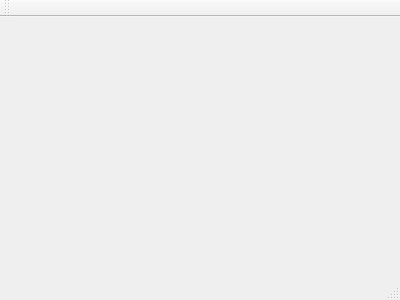
Qt form AbstractFactory/AbstractFactory/mainwindow.ui (liyoung1992/demos-c-) before a commit.
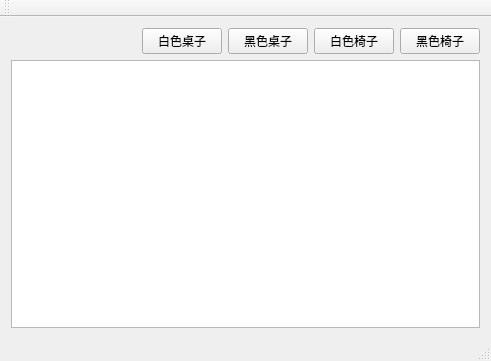
The same form after that commit.

The edit to the form file:
```diff
--- a/AbstractFactory/AbstractFactory/mainwindow.ui
+++ b/AbstractFactory/AbstractFactory/mainwindow.ui
@@ -1,24 +1,90 @@
 <ui version="4.0">
  <class>MainWindow</class>
- <widget class="QMainWindow" name="MainWindow" >
-  <property name="geometry" >
+ <widget class="QMainWindow" name="MainWindow">
+  <property name="geometry">
    <rect>
     <x>0</x>
     <y>0</y>
-    <width>400</width>
-    <height>300</height>
+    <width>491</width>
+    <height>361</height>
    </rect>
   </property>
   <property name="windowTitle" >
    <string>MainWindow</string>
   </property>
-  <widget class="QMenuBar" name="menuBar" />
-  <widget class="QToolBar" name="mainToolBar" />
-  <widget class="QWidget" name="centralWidget" />
-  <widget class="QStatusBar" name="statusBar" />
+  <widget class="QWidget" name="centralWidget">
+   <layout class="QVBoxLayout" name="verticalLayout">
+    <item>
+     <layout class="QHBoxLayout" name="horizontalLayout">
+      <item>
+       <spacer name="horizontalSpacer">
+        <property name="orientation">
+         <enum>Qt::Horizontal</enum>
+        </property>
+        <property name="sizeHint" stdset="0">
+         <size>
+          <width>40</width>
+          <height>20</height>
+         </size>
+        </property>
+       </spacer>
+      </item>
+      <item>
+       <widget class="QPushButton" name="whiteTableBtn">
+        <property name="text">
+         <string>白色桌子</string>
+        </property>
+       </widget>
+      </item>
+      <item>
+       <widget class="QPushButton" name="blackTableBtn">
+        <property name="text">
+         <string>黑色桌子</string>
+        </property>
+       </widget>
+      </item>
+      <item>
+       <widget class="QPushButton" name="whitechairBtn">
+        <property name="text">
+         <string>白色椅子</string>
+        </property>
+       </widget>
+      </item>
+      <item>
+       <widget class="QPushButton" name="blackchairBtn">
+        <property name="text">
+         <string>黑色椅子</string>
+        </property>
+       </widget>
+      </item>
+     </layout>
+    </item>
+    <item>
+     <widget class="QTextBrowser" name="textBrowser"/>
+    </item>
+   </layout>
+  </widget>
+  <widget class="QMenuBar" name="menuBar">
+   <property name="geometry">
+    <rect>
+     <x>0</x>
+     <y>0</y>
+     <width>491</width>
+     <height>23</height>
+    </rect>
+   </property>
+  </widget>
+  <widget class="QToolBar" name="mainToolBar">
+   <attribute name="toolBarArea">
+    <enum>TopToolBarArea</enum>
+   </attribute>
+   <attribute name="toolBarBreak">
+    <bool>false</bool>
+   </attribute>
+  </widget>
+  <widget class="QStatusBar" name="statusBar"/>
  </widget>
- <layoutDefault spacing="6" margin="11" />
- <pixmapfunction></pixmapfunction>
+ <layoutdefault spacing="6" margin="11"/>
  <resources/>
  <connections/>
 </ui>
```
Left out of the diff: 3 changed lines with no effect on the pictures.
